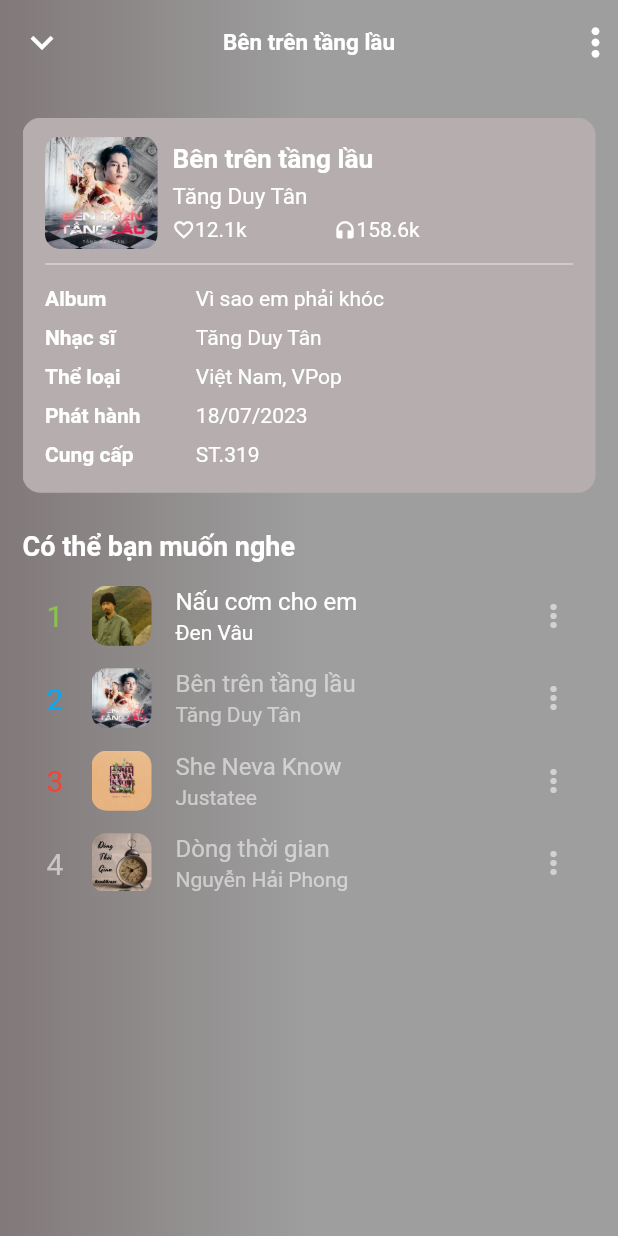
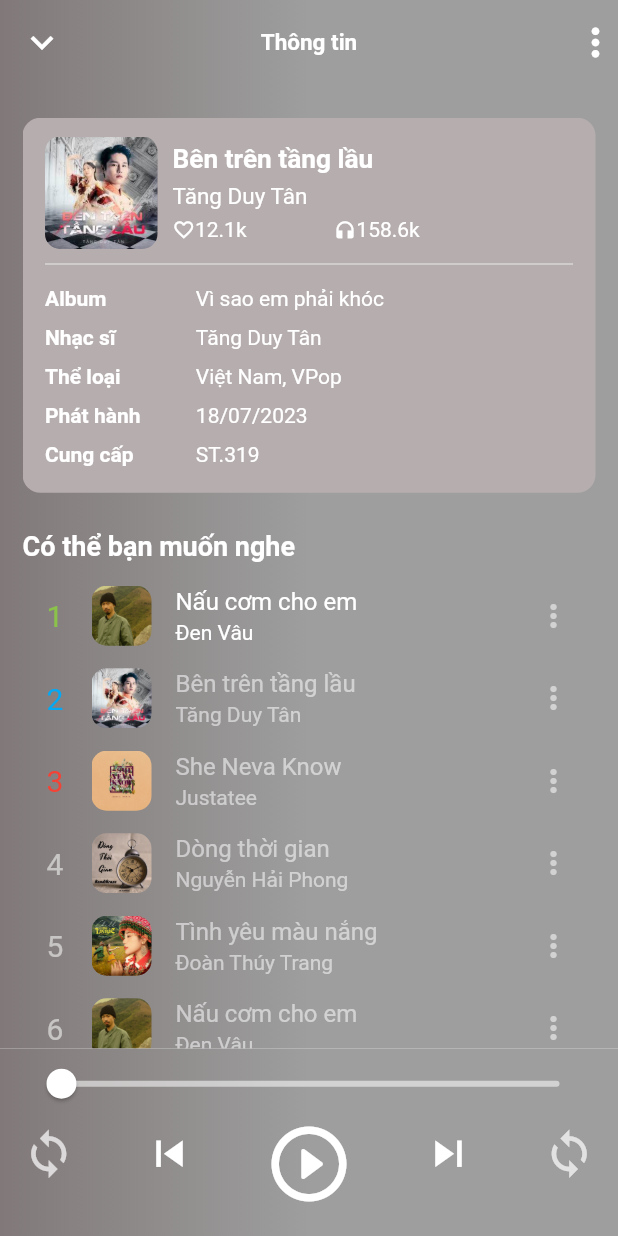
Before and after one commit to tuanvu9981/zingmp3_music_app, a Flutter app: the ListenSongScreen screen opened directly, on a phone screen of 412 x 824 dp. Run offline on Flutter 3.47's test engine with Material 2 defaults, Android fonts, the phone set to English and light mode, and no system bars; our stand-ins replace audioplayers, carousel_slider, syncfusion_flutter_charts; missing offline and left inert: miniplayer.

Commit message:
feat: add audio player and complete audio play screen

```diff
--- a/lib/screen/listen.song.dart
+++ b/lib/screen/listen.song.dart
@@ -1,7 +1,13 @@
+import 'dart:typed_data';
+
+import 'package:audioplayers/audioplayers.dart';
 import 'package:flutter/material.dart';
+import 'package:flutter/services.dart';
 import 'package:music_app/model/song.model.dart';
 import 'package:music_app/widgets/info.banner.dart';
 import 'package:music_app/widgets/info.line.dart';
+import 'package:music_app/widgets/playing.btmbar.dart';
+import 'package:music_app/widgets/spinner.dart';
 
 class ListenSongScreen extends StatefulWidget {
   const ListenSongScreen({super.key});
@@ -12,6 +18,15 @@
 
 class ListenSongScreenState extends State<ListenSongScreen>
     with TickerProviderStateMixin {
+  int maxDuration = 100;
+  int currentPosition = 0;
+  String currentPlayingTime = "00:00";
+  String audioUrl = 'audios/ben_tren_tang_lau_tang_duy_tan.mp3';
+  bool isPlaying = false;
+  bool hasStarted = false;
+  late Uint8List audiobytes;
+  var player = AudioPlayer();
+
   final _gradientColor = const LinearGradient(
     colors: [
       Color.fromARGB(255, 129, 121, 121),
@@ -20,17 +35,53 @@
     ],
   );
   late TabController _tabController;
-  int _selectedIndex = 1;
+  int _selectedIndex = 0;
 
   @override
   void initState() {
-    super.initState();
+    // 1. initialize for tab controller
     _tabController = TabController(length: 3, vsync: this);
     _tabController.addListener(() {
       setState(() {
         _selectedIndex = _tabController.index;
       });
     });
+
+    Future.delayed(Duration.zero, () async {
+      ByteData bytes = await rootBundle.load(
+        "assets/$audioUrl",
+      ); //load audio from assets
+      audiobytes = bytes.buffer.asUint8List(
+        bytes.offsetInBytes,
+        bytes.lengthInBytes,
+      );
+
+      player.onDurationChanged.listen((Duration d) {
+        maxDuration = d.inMilliseconds;
+        setState(() {});
+      });
+
+      player.onPositionChanged.listen((Duration p) {
+        currentPosition = p.inMilliseconds;
+
+        int shours = Duration(milliseconds: currentPosition).inHours;
+        int sminutes = Duration(milliseconds: currentPosition).inMinutes;
+        int sseconds = Duration(milliseconds: currentPosition).inSeconds;
+
+        int rminutes = sminutes - (shours * 60);
+        int rseconds = sseconds - (sminutes * 60 + shours * 60 * 60);
+
+        String newMinutes = rminutes < 10 ? "0:$rminutes" : "$rminutes";
+        String newSeconds = rseconds < 10 ? "0:$rseconds" : "$rseconds";
+
+        currentPlayingTime = "$newMinutes:$newSeconds";
+
+        setState(() {
+          //refresh the UI
+        });
+      });
+    });
+    super.initState();
   }
 
   @override
@@ -96,8 +147,21 @@
     );
   }
 
-  Widget _buildPlayingSongTab() {
-    return Container();
+  Widget _buildPlayingSongTab(double screenHeight) {
+    return Container(
+      height: screenHeight,
+      width: double.infinity,
+      child: Column(
+        children: [
+          Spinner(
+            imageUrl: 'assets/images/songs/ben_tren_tang_lau.jpeg',
+            song: 'Bên trên tầng lầu',
+            singer: 'Tăng Duy Tân',
+            isPlaying: isPlaying,
+          ),
+        ],
+      ),
+    );
   }
 
   Widget _buildSongLyricTab() {
@@ -107,6 +171,7 @@
   @override
   Widget build(BuildContext context) {
     double screenWidth = MediaQuery.of(context).size.width;
+    double screenHeight = MediaQuery.of(context).size.height;
 
     return DefaultTabController(
       initialIndex: 1,
@@ -153,15 +218,108 @@
               controller: _tabController,
               children: [
                 _buildSongInfoTab(screenWidth),
-                _buildPlayingSongTab(),
+                _buildPlayingSongTab(screenHeight),
                 _buildSongLyricTab(),
               ],
             ),
           ),
         ),
         bottomSheet: Container(
+          padding: const EdgeInsets.symmetric(horizontal: 15.0),
           height: _selectedIndex == 1 ? 230.0 : 125.0,
           decoration: BoxDecoration(gradient: _gradientColor),
+          child: Column(
+            children: [
+              Expanded(
+                flex: _selectedIndex == 1 ? 1 : 3,
+                child: Slider(
+                  activeColor: Colors.white,
+                  inactiveColor: Colors.white54,
+                  thumbColor: Colors.white,
+                  value: double.parse(currentPosition.toString()),
+                  min: 0,
+                  max: double.parse(maxDuration.toString()),
+                  divisions: maxDuration,
+                  label: currentPlayingTime,
+                  onChanged: (double value) async {
+                    int seekVal = value.round();
+                    await player.seek(Duration(milliseconds: seekVal));
+                    setState(() {
+                      currentPosition = seekVal;
+                    });
+                  },
+                ),
+              ),
+              Expanded(
+                flex: 3,
+                child: Row(
+                  mainAxisAlignment: MainAxisAlignment.spaceBetween,
+                  children: [
+                    const Icon(
+                      Icons.loop_outlined,
+                      size: 35.0,
+                      color: Colors.white70,
+                    ),
+                    GestureDetector(
+                      onTap: () {},
+                      child: const Icon(
+                        Icons.skip_previous,
+                        color: Colors.white,
+                        size: 35.0,
+                      ),
+                    ),
+                    GestureDetector(
+                      onTap: () async {
+                        if (!isPlaying && !hasStarted) {
+                          await player.play(AssetSource(audioUrl));
+                          setState(() {
+                            isPlaying = true;
+                            hasStarted = true;
+                          });
+                        } else if (!isPlaying && hasStarted) {
+                          await player.resume();
+                          setState(() {
+                            isPlaying = true;
+                            hasStarted = true;
+                          });
+                        } else {
+                          await player.pause();
+                          setState(() {
+                            isPlaying = false;
+                          });
+                        }
+                      },
+                      child: Icon(
+                        isPlaying == false
+                            ? Icons.play_circle_outline_rounded
+                            : Icons.pause_circle_outline_rounded,
+                        color: Colors.white,
+                        size: 60.0,
+                      ),
+                    ),
+                    GestureDetector(
+                      onTap: () {},
+                      child: const Icon(
+                        Icons.skip_next,
+                        color: Colors.white,
+                        size: 35.0,
+                      ),
+                    ),
+                    const Icon(
+                      Icons.loop_outlined,
+                      size: 35.0,
+                      color: Colors.white70,
+                    ),
+                  ],
+                ),
+              ),
+              Expanded(
+                flex: 2,
+                child:
+                    _selectedIndex == 1 ? PlayingBtmBar() : SizedBox(width: 0),
+              ),
+            ],
+          ),
         ),
       ),
     );
--- a/pubspec.yaml
+++ b/pubspec.yaml
@@ -14,6 +14,7 @@
   carousel_slider: ^4.2.1
   syncfusion_flutter_charts: ^21.2.6
   miniplayer: ^1.0.1
+  audioplayers: ^4.1.0
 
 dev_dependencies:
   flutter_test:
```
Also changed, not shown: lib/widgets/playing.btmbar.dart (added, +32 -0 lines), lib/widgets/spinner.dart (added, +85 -0 lines), pubspec.lock, 2 other files.
